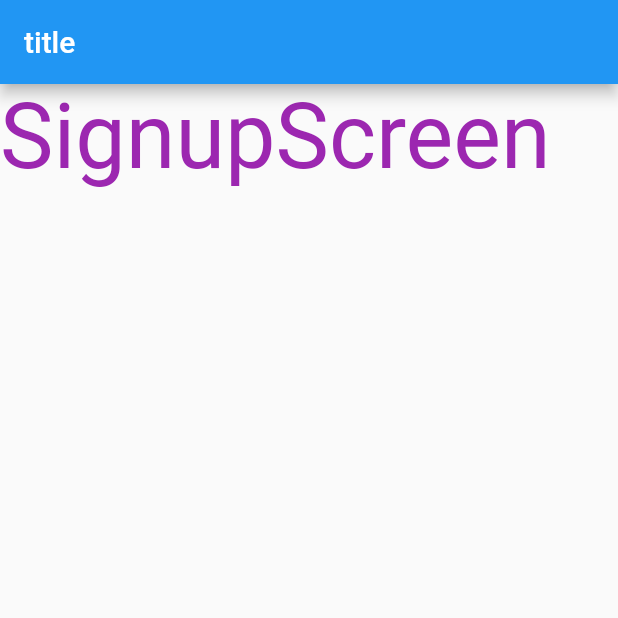
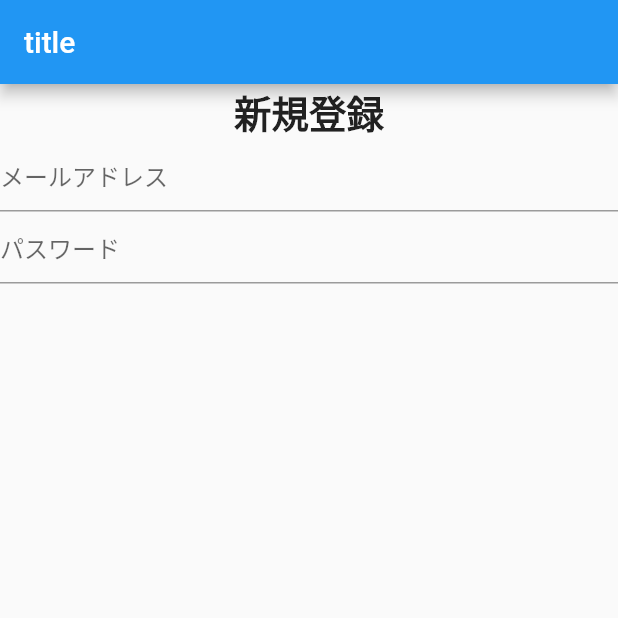
Before and after one commit to Nekoyama141592/text_sns, a Flutter app: the screen it shows after launch, after a tap on "LoginScreen", on a phone screen of 412 x 824 dp, the top half of it. Run offline on Flutter 3.47's test engine with Material 2 defaults, Android fonts, the light colour scheme and no system bars; our stand-ins replace cloud_firestore, firebase_auth, firebase_core, fluttertoast, freezed_annotation, get; accounts and stored records are empty; generated files the repository leaves out were written again.

Commit message:
新規登録スクリーンを作成しよう

```diff
--- a/lib/view/pages/my_home_page/components/auth_screen/auth_screen.dart
+++ b/lib/view/pages/my_home_page/components/auth_screen/auth_screen.dart
@@ -1,6 +1,7 @@
 import 'package:flutter/material.dart';
 import 'package:get/get.dart';
 import 'package:text_sns/controllers/auth_controller.dart';
+import 'package:text_sns/view/pages/my_home_page/components/auth_screen/components/signup_screen.dart';
 
 class AuthScreen extends StatelessWidget {
   const AuthScreen({Key? key}) : super(key: key);
@@ -17,12 +18,7 @@ class AuthScreen extends StatelessWidget {
               style: style,
             ));
       } else {
-        return InkWell(
-            onTap: controller.onToggleLoginModeButtonPressed,
-            child: const Text(
-              "SignupScreen",
-              style: style,
-            ));
+        return const SignupScreen();
       }
     });
   }
--- /dev/null
+++ b/lib/view/pages/my_home_page/components/auth_screen/components/signup_screen.dart
@@ -0,0 +1,58 @@
+import 'package:flutter/material.dart';
+
+class SignupScreen extends StatefulWidget {
+  const SignupScreen({Key? key}) : super(key: key);
+  @override
+  State<SignupScreen> createState() => _SignupScreenState();
+}
+
+class _SignupScreenState extends State<SignupScreen> {
+  late double? _deviceHeight;
+  @override
+  Widget build(BuildContext context) {
+    final size = MediaQuery.of(context).size;
+    _deviceHeight = size.height;
+    return SingleChildScrollView(
+      child: Column(
+        children: [_titleWidget(), _signupForm()],
+      ),
+    );
+  }
+
+  // タイトル関数
+  Widget _titleWidget() {
+    return const Text(
+      "新規登録",
+      style: TextStyle(fontSize: 25.0, fontWeight: FontWeight.bold),
+    );
+  }
+
+  // 入力フォーム関数
+  Widget _signupForm() {
+    return SizedBox(
+      height: _deviceHeight! * 0.30,
+      child: Form(
+          child: Column(
+        children: [
+          _emailTextField(),
+          _passwordTextField(),
+        ],
+      )),
+    );
+  }
+
+  // email入力をする関数
+  Widget _emailTextField() {
+    return TextFormField(
+      decoration: const InputDecoration(hintText: "メールアドレス"),
+    );
+  }
+
+  // password入力をする関数
+  Widget _passwordTextField() {
+    return TextFormField(
+      obscureText: true, // パスワードを隠す
+      decoration: const InputDecoration(hintText: "パスワード"),
+    );
+  }
+}
```
